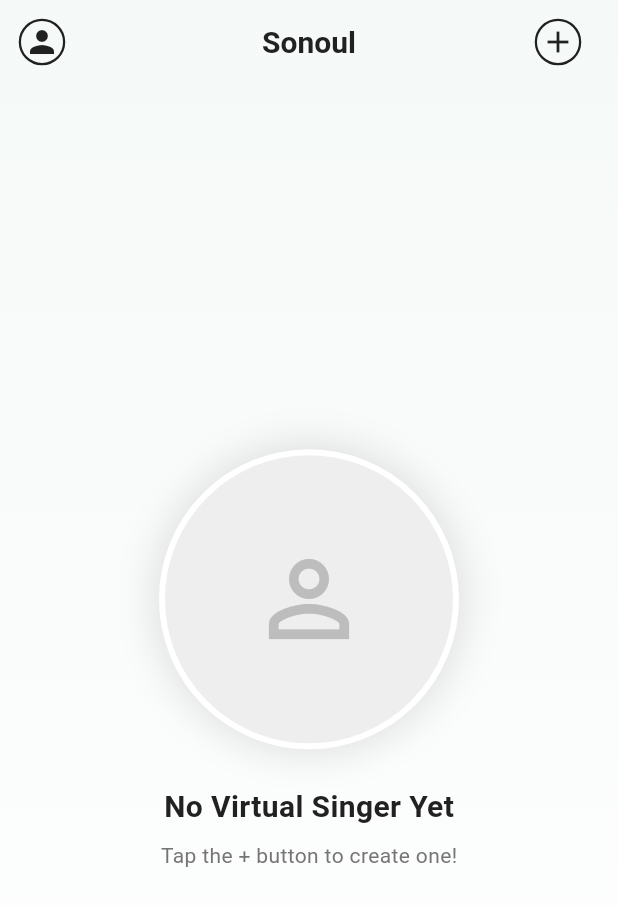
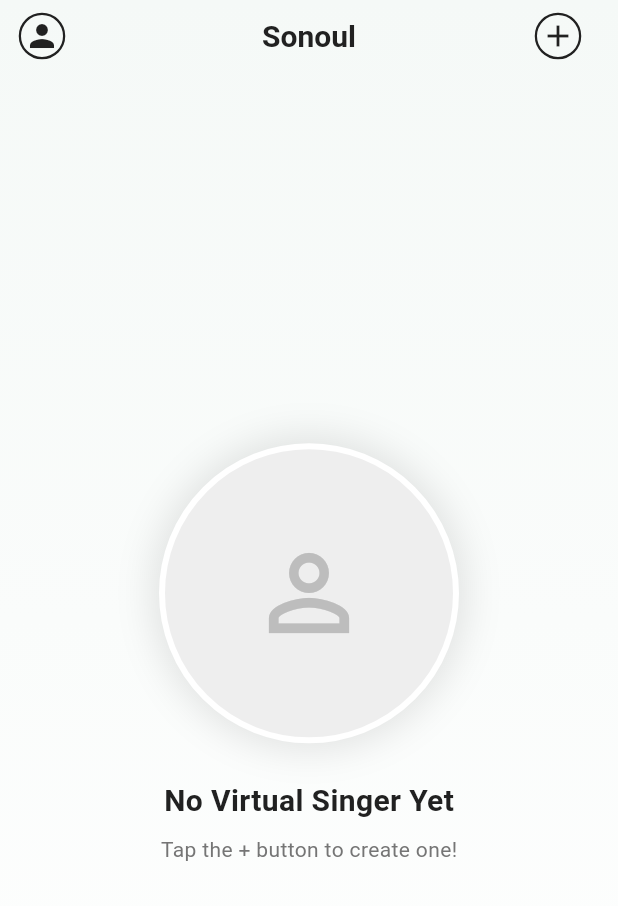
Before and after one commit to hymanliu2015/sonoul, a Flutter app: the DashPage screen opened by its route, on a phone screen of 412 x 824 dp. Shown: the top 906 px of the screen. Run offline on Flutter 3.47's test engine with Material 3 defaults, Android fonts, the phone set to English and light mode, and no system bars; our stand-ins replace audioplayers, dio, fluttertoast, get, in_app_purchase, in_app_review and 8 more; missing offline and left inert: record; accounts and stored records are empty; network calls fail; Roboto replaces fonts that are missing (Outfit).

Commit message:
平板电脑更新

```diff
--- a/lib/features/dash/dash_page.dart
+++ b/lib/features/dash/dash_page.dart
@@ -1,6 +1,7 @@
 import 'package:flutter/material.dart';
 import 'package:get/get.dart';
 import 'package:sonoul/common/res/app_colors.dart';
+import 'package:sonoul/components/custom_appbar.dart';
 import 'package:sonoul/components/custom_text.dart';
 import 'package:sonoul/features/dash/dash_controller.dart';
 
@@ -13,9 +14,7 @@
   Widget build(BuildContext context) {
     return Scaffold(
       extendBodyBehindAppBar: true,
-      appBar: AppBar(
-        backgroundColor: Colors.transparent,
-        elevation: 0,
+      appBar: CustomAppbar(
         title: const Text(
           'Sonoul',
           style: TextStyle(
@@ -25,7 +24,6 @@
             fontFamily: 'Outfit', // Assuming a nice font, or default
           ),
         ),
-        centerTitle: true,
         leading: IconButton(
           icon: Container(
             padding: const EdgeInsets.all(2),
```
Also changed, not shown: 1 other file.
